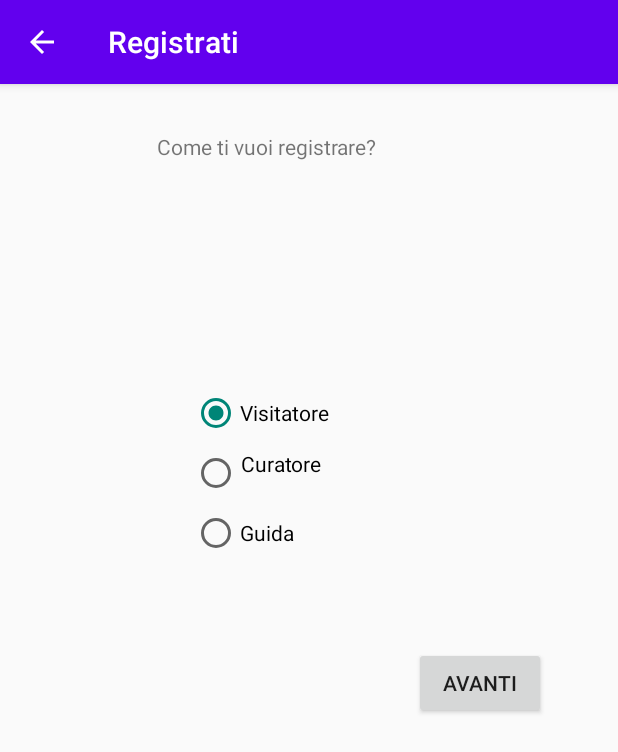
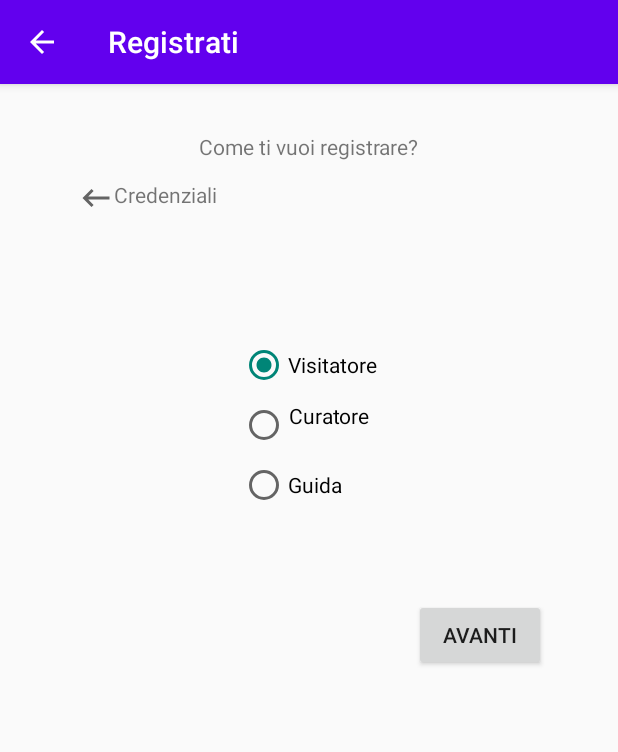
Before and after one commit to Kxos/Progetto_Mobile_PIU, an Android app: the fragment FragmentRegistraRuolo placed in its activity, on a phone screen of 412 x 824 dp. Shown: the top 752 px of the screen. Run offline under Robolectric (Android 15) with nearby library versions, the phone set to English and light mode, and no system bars; our stand-ins replace Firebase (no records; nobody signed in at launch, a user with empty details on screens opened directly).

Commit message:
Modifica dell'activity Registrati e dei sui fragment; Migliorato il controllo di un utente già esistente e verifica di una password sicura in fase di registrazione; Aggiunto Toggle per mostare e nascondere password in Login; Modificato l'id degli utenti da int a String;
Migliorie da effettuare:
pulire il codice da commenti inutili, aggiustare nomi del layout e dei metodi, finire di implementare la Registrazione e la sua navigazione tra Fragment e scrivere sul DB

```diff
--- a/CapiTool/app/build.gradle
+++ b/CapiTool/app/build.gradle
@@ -37,6 +37,7 @@ apply plugin: 'com.android.application'
 apply plugin: 'com.google.gms.google-services'
 
 dependencies {
+
     implementation 'androidx.appcompat:appcompat:1.3.1'
     implementation 'com.google.firebase:firebase-analytics'
     implementation platform('com.google.firebase:firebase-bom:29.0.1')
@@ -45,7 +46,9 @@ dependencies {
     implementation 'androidx.constraintlayout:constraintlayout:2.1.2'
     implementation 'androidx.legacy:legacy-support-v4:1.0.0'
     implementation 'com.google.firebase:firebase-auth:20.0.4'
+    implementation 'com.google.firebase:firebase-database:20.0.3'
     testImplementation 'junit:junit:4.+'
     androidTestImplementation 'androidx.test.ext:junit:1.1.3'
     androidTestImplementation 'androidx.test.espresso:espresso-core:3.4.0'
+    implementation 'com.google.android.material:material:1.0.0-beta01'
 }
--- a/CapiTool/app/src/main/java/com/uniba/capitool/FragmentRegistraRuolo.java
+++ b/CapiTool/app/src/main/java/com/uniba/capitool/FragmentRegistraRuolo.java
@@ -2,6 +2,7 @@ package com.uniba.capitool;
 
 import android.os.Bundle;
 
+import androidx.appcompat.widget.Toolbar;
 import androidx.fragment.app.Fragment;
 import androidx.fragment.app.FragmentManager;
 import androidx.fragment.app.FragmentTransaction;
@@ -13,21 +14,25 @@ import android.view.ViewGroup;
 import android.widget.Button;
 import android.widget.RadioButton;
 import android.widget.RadioGroup;
+import android.widget.TextView;
 
 
 public class FragmentRegistraRuolo extends Fragment {
 
-
+    String email;
+    String password;
 
     @Override
     public View onCreateView(LayoutInflater inflater, ViewGroup container,
                              Bundle savedInstanceState) {
 
+
         Bundle bundle = this.getArguments();
 
         if(bundle != null){
             // handle your code here.
-            Log.d( "onCreateView: ", bundle.get("email").toString());
+            email=bundle.get("email").toString();
+            password=bundle.get("password").toString();
         }
 
 
@@ -36,34 +41,85 @@ public class FragmentRegistraRuolo extends Fragment {
         // Inflate the layout for this fragment
          View v=inflater.inflate(R.layout.fragment_registra_ruolo, container, false);
 
+      //  Toolbar toolbar = v.findViewById(R.id.toolbar2);
+        //toolbar.setTitle("Registrati");
+
+     /*   toolbar.setNavigationOnClickListener(new View.OnClickListener() {
+            @Override
+            public void onClick(View v) {
+
+                Bundle bundle = new Bundle();
+                bundle.putString("email",email);
+                bundle.putString("password",password);
+              //  bundle.putString("ruolo", ruoloSelezionato);
+                FragmentRegistraCredenziali fragmentRegistraCredenziali = new FragmentRegistraCredenziali();
+                fragmentRegistraCredenziali.setArguments(bundle);
+
+                FragmentManager fragmentManager= getActivity().getSupportFragmentManager();
+                FragmentTransaction fragmentTransaction= fragmentManager.beginTransaction();
+                fragmentTransaction.replace(R.id.fragmentContainerView, fragmentRegistraCredenziali);
+                fragmentTransaction.commit();
+            }
+        });*/
+
         Button avanti=v.findViewById(R.id.avanti2);
 
         RadioGroup radioGroup= v.findViewById(R.id.radioGroup2);
+        RadioButton guida = v.findViewById(R.id.guida);
+        RadioButton curatore = v.findViewById(R.id.curatore);
         RadioButton visitatore = v.findViewById(R.id.visitatore);
-        RadioButton curatore = v.findViewById(R.id.curatore);
         visitatore.setChecked(true);
+        TextView backCredenziali = v.findViewById(R.id.backCredenziali);
+
+        backCredenziali.setOnClickListener(new View.OnClickListener() {
+            @Override
+            public void onClick(View v) {
+                Bundle bundle = new Bundle();
+                bundle.putString("email",email);
+                bundle.putString("password",password);
+                //  bundle.putString("ruolo", ruoloSelezionato);
+                FragmentRegistraCredenziali fragmentRegistraCredenziali = new FragmentRegistraCredenziali();
+                fragmentRegistraCredenziali.setArguments(bundle);
+
+                FragmentManager fragmentManager= getActivity().getSupportFragmentManager();
+                FragmentTransaction fragmentTransaction= fragmentManager.beginTransaction();
+                fragmentTransaction.replace(R.id.fragmentContainerView, fragmentRegistraCredenziali);
+                fragmentTransaction.commit();
+            }
+        });
 
         avanti.setOnClickListener(new View.OnClickListener() {
             @Override
             public void onClick(View v) {
-                //selectedRadioButton = (RadioButton)findViewById(selectedId);
+
+
+                String ruoloSelezionato;
                 int radioId=radioGroup.getCheckedRadioButtonId();
                 RadioButton ruolo = (RadioButton) v.findViewById(radioId);
-               // String ruoloSelezionato= (String) ruolo.getText();
 
-                if(visitatore.isChecked()){
-                    Log.d( "onClick ruolo:" , "visitatore");
+
+                if(guida.isChecked()){
+                    ruoloSelezionato="visitatore";
+
                 }else if(curatore.isChecked()){
-                    Log.d( "onClick ruolo:" , "curatore");
+                    ruoloSelezionato="curatore";
+
                 }else{
-                    Log.d( "onClick ruolo:" , "guida");
+                    ruoloSelezionato="visitatore";
+
                 }
-                Log.d( "radioId:" , String.valueOf(radioId));
-              //  Log.d( "onClick:" , ruoloSelezionato);
 
-               FragmentManager fragmentManager= getActivity().getSupportFragmentManager();
+
+                Bundle bundle = new Bundle();
+                bundle.putString("email",email);
+                bundle.putString("password",password);
+                bundle.putString("ruolo", ruoloSelezionato);
+                FragmentRegistraDatiPersonali fragmentRegistraDatiPersonali = new FragmentRegistraDatiPersonali();
+                fragmentRegistraDatiPersonali.setArguments(bundle);
+
+                FragmentManager fragmentManager= getActivity().getSupportFragmentManager();
                 FragmentTransaction fragmentTransaction= fragmentManager.beginTransaction();
-                fragmentTransaction.replace(R.id.fragmentContainerView, new FragmentRegistraDatiPersonali() );
+                fragmentTransaction.replace(R.id.fragmentContainerView, fragmentRegistraDatiPersonali);
                 fragmentTransaction.commit();
             }
         });
--- a/CapiTool/app/src/main/java/com/uniba/capitool/Registrati.java
+++ b/CapiTool/app/src/main/java/com/uniba/capitool/Registrati.java
@@ -15,10 +15,13 @@ import androidx.fragment.app.Fragment;
 import androidx.fragment.app.FragmentManager;
 import androidx.fragment.app.FragmentTransaction;
 
+import com.uniba.capitool.classes.Visitatore;
+
 public class Registrati extends AppCompatActivity {
 
     @Override
     protected void onCreate(Bundle savedInstanceState) {
+
         super.onCreate(savedInstanceState);
         setContentView(R.layout.activity_registrati);
 
@@ -40,9 +43,9 @@ public class Registrati extends AppCompatActivity {
 
 
         //toolbar.setNavigationIcon(R.drawable.ic_android_black_24dp);
+        Visitatore visit =new Visitatore();
 
-
-        toolbar.setNavigationOnClickListener(new View.OnClickListener() {
+       toolbar.setNavigationOnClickListener(new View.OnClickListener() {
             @Override
             public void onClick(View v) {
                 //in questo modo recupero il fragment in uso, così se l'utente spinge back torno al passo precedente
--- a/CapiTool/app/src/main/java/com/uniba/capitool/classes/Curatore.java
+++ b/CapiTool/app/src/main/java/com/uniba/capitool/classes/Curatore.java
@@ -12,7 +12,7 @@ public class Curatore extends Visitatore {
         this.sito = sito;
     }
 
-    public Curatore(int id, String dataNascita, String ruolo, String cognome, String psw, String nome, String email, String username, SitoCulturale sito) {
+    public Curatore(String id, String dataNascita, String ruolo, String cognome, String psw, String nome, String email, String username, SitoCulturale sito) {
         super(id, dataNascita, ruolo, cognome, psw, nome, email, username);
         this.sito = sito;
     }
--- a/CapiTool/app/src/main/java/com/uniba/capitool/classes/Guida.java
+++ b/CapiTool/app/src/main/java/com/uniba/capitool/classes/Guida.java
@@ -7,7 +7,7 @@ public class Guida extends Visitatore{
         this.idPatentino = idPatentino;
     }
 
-    public Guida(int id, String dataNascita, String ruolo, String cognome, String psw, String nome, String email, String username, String idPatentino) {
+    public Guida(String id, String dataNascita, String ruolo, String cognome, String psw, String nome, String email, String username, String idPatentino) {
         super(id, dataNascita, ruolo, cognome, psw, nome, email, username);
         this.idPatentino = idPatentino;
     }
--- /dev/null
+++ b/CapiTool/app/src/main/res/drawable/ic_baseline_keyboard_backspace_24.xml
@@ -0,0 +1,10 @@
+<vector xmlns:android="http://schemas.android.com/apk/res/android"
+    android:width="24dp"
+    android:height="24dp"
+    android:viewportWidth="24"
+    android:viewportHeight="24"
+    android:tint="?attr/colorControlNormal">
+  <path
+      android:fillColor="@android:color/white"
+      android:pathData="M21,11H6.83l3.58,-3.59L9,6l-6,6 6,6 1.41,-1.41L6.83,13H21z"/>
+</vector>
--- a/CapiTool/app/src/main/res/layout/fragment_registra_ruolo.xml
+++ b/CapiTool/app/src/main/res/layout/fragment_registra_ruolo.xml
@@ -16,8 +16,9 @@
             android:id="@+id/radioGroup2"
             android:layout_width="wrap_content"
             android:layout_height="wrap_content"
-            android:layout_marginStart="128dp"
-            android:layout_marginTop="76dp"
+            android:layout_marginTop="44dp"
+            app:layout_constraintEnd_toEndOf="parent"
+            app:layout_constraintHorizontal_bias="0.498"
             app:layout_constraintStart_toStartOf="parent"
             app:layout_constraintTop_toBottomOf="@+id/textView5">
 
@@ -62,7 +63,7 @@
             android:layout_marginTop="32dp"
             android:text="Come ti vuoi registrare?"
             app:layout_constraintEnd_toEndOf="parent"
-            app:layout_constraintHorizontal_bias="0.395"
+            app:layout_constraintHorizontal_bias="0.5"
             app:layout_constraintStart_toStartOf="parent"
             app:layout_constraintTop_toTopOf="parent" />
 
@@ -76,6 +77,21 @@
             app:layout_constraintEnd_toEndOf="parent"
             app:layout_constraintTop_toBottomOf="@+id/radioGroup2" />
 
+
+        <TextView
+            android:id="@+id/backCredenziali"
+            android:layout_width="wrap_content"
+            android:layout_height="wrap_content"
+            android:layout_marginStart="52dp"
+            android:drawableLeft="@drawable/ic_baseline_keyboard_backspace_24"
+            android:text="Credenziali"
+            app:layout_constraintBottom_toTopOf="@+id/radioGroup2"
+            app:layout_constraintStart_toStartOf="parent"
+            app:layout_constraintTop_toBottomOf="@+id/textView5"
+            app:layout_constraintVertical_bias="0.619"
+            app:srcCompat="@drawable/museum" />
+
+
     </androidx.constraintlayout.widget.ConstraintLayout>
 
 
--- a/CapiTool/build.gradle
+++ b/CapiTool/build.gradle
@@ -5,6 +5,7 @@ buildscript {
         mavenCentral()
     }
     dependencies {
+
         classpath 'com.android.tools.build:gradle:7.0.3'
         classpath 'com.google.gms:google-services:4.3.10'
 
```
Also changed, not shown: CapiTool/app/src/main/java/com/uniba/capitool/BasicMethod.java (+65 -0 lines), CapiTool/app/src/main/java/com/uniba/capitool/FragmentRegistraCredenziali.java (+123 -12 lines), CapiTool/app/src/main/java/com/uniba/capitool/FragmentRegistraDatiPersonali.java (+38 -0 lines), CapiTool/app/src/main/java/com/uniba/capitool/Login.java (+5 -5 lines), CapiTool/app/src/main/java/com/uniba/capitool/classes/Visitatore.java (+4 -4 lines), CapiTool/app/src/main/res/layout/activity_login.xml (+20 -7 lines).
